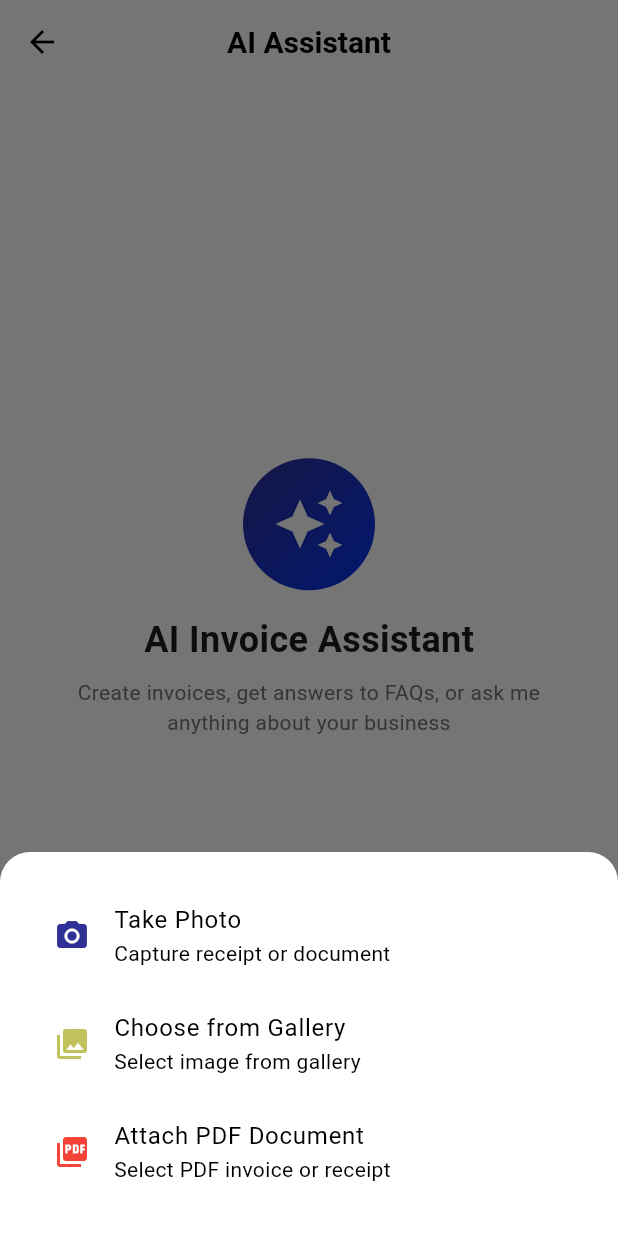
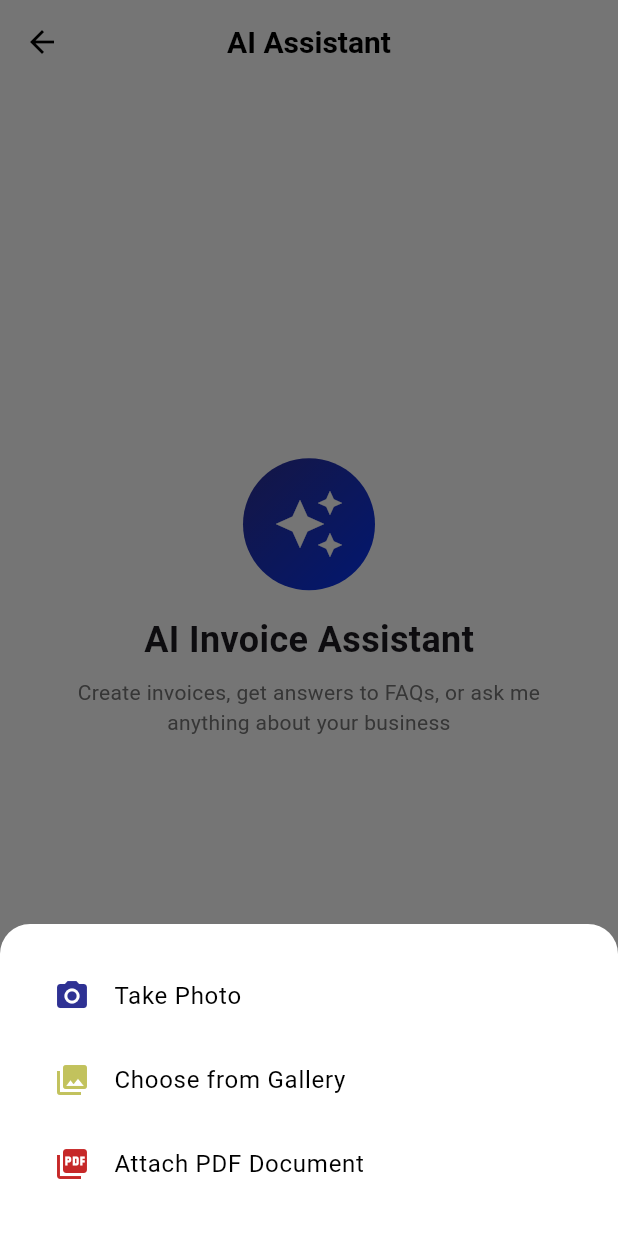
Before and after one commit to jocelyngan2005/smeasy, a Flutter app: the AIAssistantScreen screen opened directly, after a tap on the "add" icon, on a phone screen of 412 x 824 dp. Run offline on Flutter 3.47's test engine with Material 3 defaults, Android fonts, the phone set to English and light mode, and no system bars; our stand-ins replace cloud_firestore, cloud_functions, file_picker, firebase_auth, firebase_core, fl_chart and 11 more; missing offline and left inert: crypton; accounts and stored records are empty; Roboto replaces fonts that are missing (Sen); project files that could hold a hidden picture were left out.

Commit message:
ai_assistant_screen update

```diff
--- a/myinvoicemate/lib/screens/assistant/ai_assistant_screen.dart
+++ b/myinvoicemate/lib/screens/assistant/ai_assistant_screen.dart
@@ -850,7 +850,6 @@ Respond with ONLY ONE phrase: compliance_question OR customer_creation OR invoic
               ListTile(
                 leading: const Icon(Icons.camera_alt, color: AppColors.primary),
                 title: const Text('Take Photo'),
-                subtitle: const Text('Capture receipt or document'),
                 onTap: () {
                   Navigator.pop(context);
                   _pickImage(ImageSource.camera);
@@ -862,19 +861,17 @@ Respond with ONLY ONE phrase: compliance_question OR customer_creation OR invoic
                   color: AppColors.accent,
                 ),
                 title: const Text('Choose from Gallery'),
-                subtitle: const Text('Select image from gallery'),
                 onTap: () {
                   Navigator.pop(context);
                   _pickImage(ImageSource.gallery);
                 },
               ),
               ListTile(
-                leading: const Icon(
+                leading: Icon(
                   Icons.picture_as_pdf,
-                  color: Colors.red,
+                  color: Colors.red[800],
                 ),
                 title: const Text('Attach PDF Document'),
-                subtitle: const Text('Select PDF invoice or receipt'),
                 onTap: () {
                   Navigator.pop(context);
                   _pickPDFFile();
@@ -1149,13 +1146,13 @@ Respond with ONLY ONE phrase: compliance_question OR customer_creation OR invoic
                     decoration: BoxDecoration(
                       border: Border.all(color: Colors.grey[300]!),
                       borderRadius: BorderRadius.circular(12),
-                      color: Colors.red[50],
+                      color: Colors.white,
                     ),
                     child: Row(
                       children: [
-                        const Icon(
+                        Icon(
                           Icons.picture_as_pdf,
-                          color: Colors.red,
+                          color: Colors.red[800],
                           size: 32,
                         ),
                         const SizedBox(width: 12),
@@ -1191,7 +1188,7 @@ Respond with ONLY ONE phrase: compliance_question OR customer_creation OR invoic
                               _pdfFileName = null;
                             });
                           },
-                          color: Colors.red,
+                          color: Colors.grey[700],
                         ),
                       ],
                     ),
```
